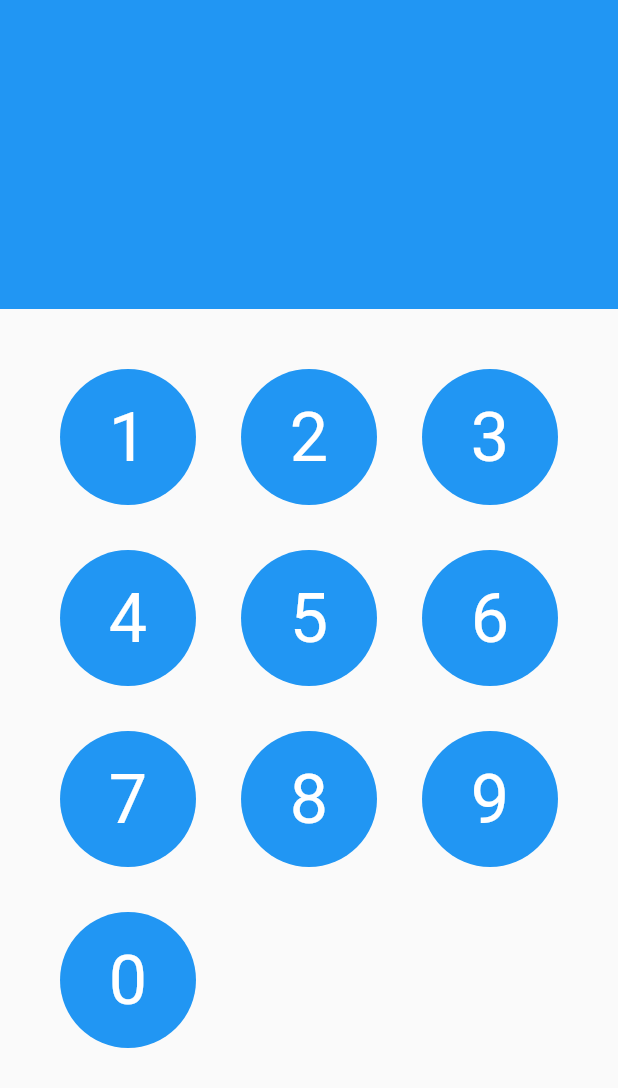
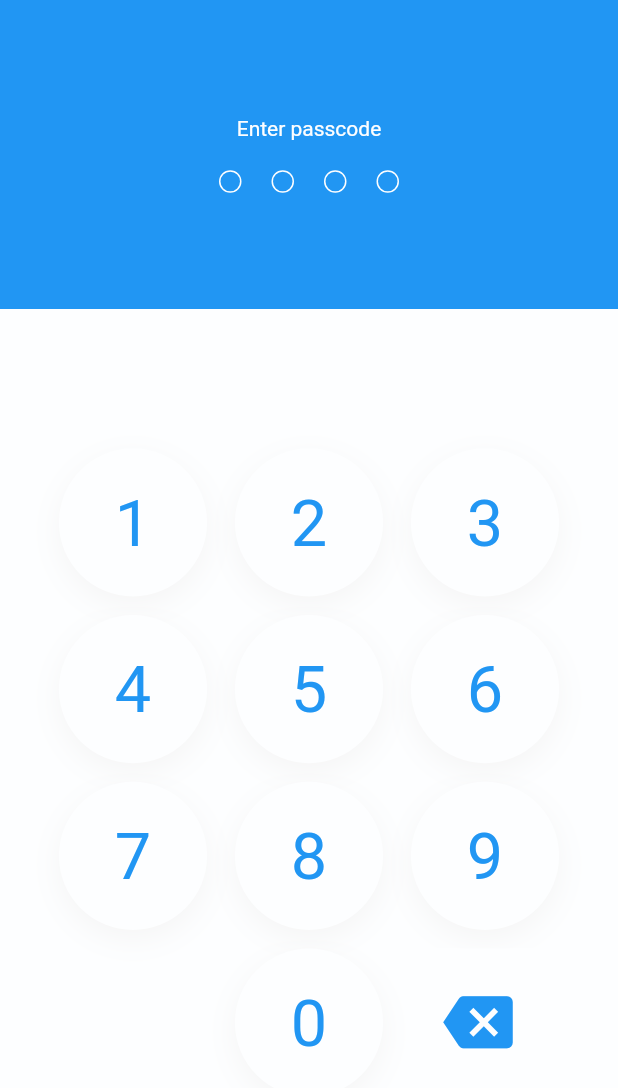
Before and after one commit to seanlennaerts/notes, a Flutter app: the Lock screen opened directly, on a phone screen of 412 x 824 dp. Shown: the top 1088 px of the screen. Run offline on Flutter 3.47's test engine with Material 2 defaults, Android fonts, the phone set to English and light mode, and no system bars; our stand-ins replace flutter_slidable, sqflite; missing offline and left inert: zefyr; accounts and stored records are empty.

Commit message:
Finished a bunch
 - passcode ui ...done
 - database methods ...done
 - futurebuilder loading notes from database ...done
 - search ...done

```diff
--- a/lib/components/digit.dart
+++ b/lib/components/digit.dart
@@ -1,21 +1,53 @@
 import 'package:flutter/material.dart';
 
-class Digit extends StatelessWidget {
-  Digit({this.number});
+class Digit extends StatefulWidget {
+  Digit({this.number, this.onTap});
 
   final String number;
+  final onTap;
+
+  @override
+  _DigitState createState() => _DigitState();
+}
+
+class _DigitState extends State<Digit> {
+  bool pressed;
+
+  @override
+  void initState() {
+    super.initState();
+    pressed = false;
+  }
 
   @override
   Widget build(BuildContext context) {
-    return Container(
-        decoration: BoxDecoration(
-          shape: BoxShape.circle,
-          color: Colors.blue,
-        ),
-        child: Padding(
-          padding: EdgeInsets.all(10.0),
-          child:Center(
-          child: Text(number, style: TextStyle(color: Colors.white),)
-        )));
+    return InkResponse(
+        highlightColor: Colors.transparent,
+        splashColor: Colors.lightBlue[50],
+        radius: 24.0,
+        onTap: widget.onTap,
+        onHighlightChanged: ((bool pressed) {
+          setState(() => this.pressed = pressed);
+        }),
+        child: Container(
+            decoration: BoxDecoration(
+                shape: BoxShape.circle,
+                color: pressed ? Colors.blue : Color(0xFFFDFEFF),
+                boxShadow: [
+                  BoxShadow(
+                    offset: Offset(0.0, 2.0),
+                    color: Colors.grey[100],
+                    blurRadius: 5.0,
+                  )
+                ]),
+            child: SizedBox(
+                height: 32.0,
+                width: 32.0,
+                child: Center(
+                    child: Text(
+                  widget.number,
+                  style: TextStyle(
+                      color: pressed ? Color(0xFFFDFEFF) : Colors.blue),
+                )))));
   }
 }
--- /dev/null
+++ b/lib/components/dot.dart
@@ -0,0 +1,23 @@
+import 'package:flutter/material.dart';
+
+class Dot extends StatelessWidget {
+  Dot({this.filled});
+  final bool filled;
+
+  @override
+  Widget build(BuildContext context) {
+    return Padding(padding: EdgeInsets.all(10.0), child: Container(
+      height: 15.0,
+      width: 15.0,
+      decoration: BoxDecoration(
+        shape: BoxShape.circle,
+        border: Border.all(
+          color: Color(0xFFFDFEFF),
+          width: 1.0,
+        ),
+        color: filled ? Color(0xFFFDFEFF) : Colors.transparent,
+      ),
+
+    ));
+  }
+}
--- /dev/null
+++ b/lib/components/shake_animation_widget.dart
@@ -0,0 +1,61 @@
+import 'package:flutter/material.dart';
+
+class ShakeAnimationWidget extends StatefulWidget {
+  ShakeAnimationWidget({this.child, @required this.controller});
+
+  final Widget child;
+  final AnimationController controller;
+
+  @override
+  _ShakeAnimationWidgetState createState() => _ShakeAnimationWidgetState();
+}
+
+class _ShakeAnimationWidgetState extends State<ShakeAnimationWidget> {
+
+  Animation<Offset> _animation;
+  final double offsetx = 0.6;
+
+  @override
+  void initState() {
+    super.initState();
+    // _controller =
+    //     AnimationController(vsync: this, duration: Duration(milliseconds: 100));
+
+    _animation = TweenSequence([
+      TweenSequenceItem(
+          tween: Tween<Offset>(begin: Offset(0.0, 0.0), end: Offset(offsetx * -0.1, 0.0)),
+          weight: 0.5),
+      TweenSequenceItem(
+          tween: Tween<Offset>(begin: Offset(offsetx * -0.1, 0.0), end: Offset(offsetx * 0.1, 0.0)),
+          weight: 1.0),
+      TweenSequenceItem(
+          tween: Tween<Offset>(begin: Offset(offsetx * 0.1, 0.0), end: Offset(offsetx * -0.1, 0.0)),
+          weight: 1.0),
+      TweenSequenceItem(
+          tween: Tween<Offset>(begin: Offset(offsetx * -0.1, 0.0), end: Offset(offsetx * 0.1, 0.0)),
+          weight: 1.0),
+      TweenSequenceItem(
+          tween: Tween<Offset>(begin: Offset(offsetx * 0.1, 0.0), end: Offset(offsetx * -0.05, 0.0)),
+          weight: 1.0),
+      TweenSequenceItem(
+          tween: Tween<Offset>(begin: Offset(offsetx * -0.05, 0.0), end: Offset(offsetx * 0.05, 0.0)),
+          weight: 1.0),
+      TweenSequenceItem(
+          tween: Tween<Offset>(begin: Offset(offsetx * 0.05, 0.0), end: Offset(0.0, 0.0)),
+          weight: 0.5),
+    ]).animate(CurvedAnimation(parent: widget.controller, curve: Curves.linear));
+  }
+
+
+  @override
+  void dispose() {
+    super.dispose();
+    // _controller.dispose();
+  }
+
+  @override
+  Widget build(BuildContext context) {
+
+    return SlideTransition(child: widget.child, position: _animation);
+  }
+}
--- a/lib/main.dart
+++ b/lib/main.dart
@@ -11,7 +11,7 @@ class MyApp extends StatelessWidget {
   AppState appState;
 
   _handleAuthFlow() {
-    return Lock();
+    return Notes();
   }
 
   @override
--- a/lib/models/app_state.dart
+++ b/lib/models/app_state.dart
@@ -1,14 +1,18 @@
+import 'package:notes/database/database.dart';
+
 class AppState {
   // Your app will use this to know when to display loading spinners.
   // bool isSignedIn;
   bool isLoading;
   bool darkMode;
+  DatabaseHelper db;
 
   // Constructor
   AppState({
     // this.isSignedIn,
     this.isLoading = false,
     this.darkMode,
+    this.db,
   });
 
   factory AppState.loading() => AppState(isLoading: true);
--- /dev/null
+++ b/lib/models/note.dart
@@ -0,0 +1,10 @@
+
+class Note {
+  Note({this.id, this.title, this.doc, this.plainText, this.timeStamp});
+
+  final int id;
+  final String title;
+  final String doc; //json string doc
+  final String plainText; // for searchability
+  final DateTime timeStamp;
+}
--- a/lib/pages/lock.dart
+++ b/lib/pages/lock.dart
@@ -1,24 +1,36 @@
 import 'package:flutter/material.dart';
 import 'package:flutter/services.dart';
 
+import 'package:collection/collection.dart';
+// import 'package:vibrate/vibrate.dart';
+
 import 'package:notes/components/digit.dart';
+import 'package:notes/components/dot.dart';
+import 'package:notes/components/shake_animation_widget.dart';
 
 class Lock extends StatefulWidget {
   @override
   _LockState createState() => _LockState();
 }
 
-class _LockState extends State<Lock> {
+class _LockState extends State<Lock> with SingleTickerProviderStateMixin {
+  AnimationController controller;
+  List<int> pin;
+
   @override
   void initState() {
     super.initState();
     // SystemChrome.setPreferredOrientations([DeviceOrientation.portraitUp]);
     SystemChrome.setPreferredOrientations([
-      DeviceOrientation.landscapeLeft,
-      DeviceOrientation.landscapeRight,
-      DeviceOrientation.portraitDown,
+      // DeviceOrientation.landscapeLeft,
+      // DeviceOrientation.landscapeRight,
+      // DeviceOrientation.portraitDown,
       DeviceOrientation.portraitUp,
     ]);
+
+    controller =
+        AnimationController(vsync: this, duration: Duration(milliseconds: 500));
+    pin = [];
   }
 
   @override
@@ -29,96 +41,131 @@ class _LockState extends State<Lock> {
       DeviceOrientation.portraitDown,
       DeviceOrientation.portraitUp,
     ]);
+    controller.dispose();
     super.dispose();
   }
 
-  Widget buildDigit(BuildContext context, int n) {
-    // return SizedBox(
-    //   width: MediaQuery.of(context).size.width / 5,
-    //   height: MediaQuery.of(context).size.width / 5,
-    //   child: Digit(number: n.toString()),
-    // );
-    return FittedBox(
-      child: Digit(number: n.toString()),
-      fit: BoxFit.cover,
+
+  addToPin(int n) {
+    if (pin.length < 4) {
+      setState(() => pin.add(n));
+    }
+  }
+
+  Widget buildDigit(int n) {
+    return Padding(
+      child: Digit(number: n.toString(), onTap: () => addToPin(n)),
+      padding: EdgeInsets.symmetric(horizontal: 3.0, vertical: 2.0),
     );
+  }
 
-    // return ConstrainedBox(
-    //   constraints: BoxConstraints(
-    //     minWidth: 100.0,
-    //     minHeight: 100.0,
-    //   ),
-    //   child: Digit(number:n.toString()),
-
-    // );
-    // return Digit(number: n.toString());
+  List<Dot> buildDots() {
+    List<Dot> dots = [];
+    for (int i = 0; i < 4; i++) {
+      dots.add(Dot(filled: i < pin.length));
+    }
+    return dots;
   }
 
   Widget build(BuildContext context) {
     SystemChrome.setSystemUIOverlayStyle(
         SystemUiOverlayStyle(statusBarBrightness: Brightness.dark));
 
+    print(pin);
+
+    final Color backgroundColor = Color(0xFFFDFEFF);
+
+    final dots = Row(
+      mainAxisAlignment: MainAxisAlignment.center,
+      children: buildDots(),
+    );
+
+    final deleteButton = GestureDetector(
+        child: Container(
+            color: backgroundColor, //backgroundColor, // Colors.red,
+            height: 32.0,
+            width:
+                25.0, // 22 on width + 10 on margin adds to 32.0, wanted to extend hitbox of delete butotn
+            margin: EdgeInsets.fromLTRB(
+                7.0, 0.0, 0.0, 0.0), // ...without showing up on 0's ink splash
+            padding: EdgeInsets.fromLTRB(0.0, 0.0, 4.0, 0.0),
+            child: Icon(
+              Icons.backspace,
+              color: Colors.blue,
+              size: 15.0,
+            )),
+        onTap: () => setState(() {
+              if (pin.length > 0) {
+                pin.removeLast();
+              }
+            }));
+
+    final passCode = FittedBox(
+        fit: BoxFit.contain,
+        child: Column(children: [
+          Row(children: [
+            buildDigit(1),
+            buildDigit(2),
+            buildDigit(3),
+          ]),
+          Row(children: [
+            buildDigit(4),
+            buildDigit(5),
+            buildDigit(6),
+          ]),
+          Row(children: [
+            buildDigit(7),
+            buildDigit(8),
+            buildDigit(9),
+          ]),
+          Row(children: [
+            SizedBox(
+              width: 32.0,
+            ),
+            buildDigit(0),
+            deleteButton,
+          ]),
+        ]));
+
+    void checkPin() async {
+      if (pin.length == 4 && !ListEquality().equals(pin, [1, 2, 3, 4])) {
+        // Vibrate.feedback(FeedbackType.error);
+        controller.reset();
+        await controller.forward();
+        setState(() => pin.clear());
+      }
+    }
+    checkPin();
+
+
+
     return Scaffold(
+        backgroundColor: backgroundColor,
         body: Flex(
           direction: Axis.vertical,
           children: [
             Expanded(
                 child: Container(
                     color: Colors.blue,
+                    child: Column(
+                      mainAxisAlignment: MainAxisAlignment.center,
+                      children: [
+                        Padding(
+                          padding: EdgeInsets.all(10.0),
+                          child: Text('Enter passcode',
+                              style: TextStyle(color: Color(0xFFFDFEFF))),
                         ),
+                        ShakeAnimationWidget(
+                          child: dots,
+                          controller: controller,
+                        ),
+                      ],
+                    )),
                 flex: 1),
             Expanded(
               child: Container(
-              padding: EdgeInsets.all(40.0),
-              color: ThemeData(primarySwatch: Colors.blue).canvasColor,
-              child: GridView.count(
-                crossAxisCount: 3,
-                physics: NeverScrollableScrollPhysics(),
-                mainAxisSpacing: 30.0,
-                crossAxisSpacing: 30.0,
-                children: [
-                  buildDigit(context, 1),
-                  buildDigit(context, 2),
-                  buildDigit(context, 3),
-                  buildDigit(context, 4),
-                  buildDigit(context, 5),
-                  buildDigit(context, 6),
-                  buildDigit(context, 7),
-                  buildDigit(context, 8),
-                  buildDigit(context, 9),
-                  buildDigit(context, 0),
-                ],
-              )
-              // child: Column(
-              //     mainAxisAlignment: MainAxisAlignment.spaceEvenly,
-              //     children: [
-              //       Row(
-              //           mainAxisAlignment: MainAxisAlignment.spaceEvenly,
-              //           children: [
-              //             buildDigit(context, 1),
-              //             buildDigit(context, 2),
-              //             buildDigit(context, 3),
-              //           ]),
-              //       Row(
-              //           mainAxisAlignment: MainAxisAlignment.spaceEvenly,
-              //           children: [
-              //             buildDigit(context, 4),
-              //             buildDigit(context, 5),
-              //             buildDigit(context, 6),
-              //           ]),
-              //       Row(
-              //           mainAxisAlignment: MainAxisAlignment.spaceEvenly,
-              //           children: [
-              //             buildDigit(context, 7),
-              //             buildDigit(context, 8),
-              //             buildDigit(context, 9),
-              //           ]),
-              //       Row(
-              //           mainAxisAlignment: MainAxisAlignment.spaceEvenly,
-              //           children: [
-              //             buildDigit(context, 0),
-              //           ]),
-              //     ]),
+                padding: EdgeInsets.all(30.0),
+                child: passCode,
               ),
               flex: 3,
             )
--- a/pubspec.yaml
+++ b/pubspec.yaml
@@ -20,7 +20,7 @@ dependencies:
   # Use with the CupertinoIcons class for iOS style icons.
   cupertino_icons: ^0.1.2
   zefyr: ^0.1.2
-  shared_preferences: ^0.4.3
+  # shared_preferences: ^0.4.3
   sqflite: ^0.12.1
   flutter_slidable: ^0.4.7
 
```
Also changed, not shown: lib/app_state_container.dart (+8 -0 lines), lib/components/slidable_tile.dart (+5 -3 lines), lib/database/database.dart (added, +133 -0 lines), lib/pages/edit.dart (+46 -24 lines), lib/pages/notes.dart (+51 -22 lines), 1 other file. Lines whose indentation alone changed are shown as unchanged.
